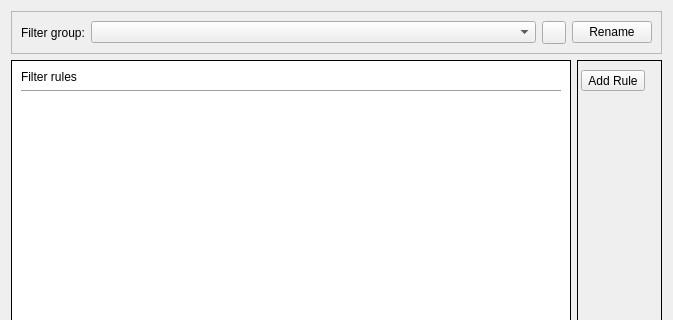
Qt form src/gui/filter/FilterDialog.ui (tomvodi/QTail) before a commit; both pictures show x 0 to 673 and y 0 to 320 of the 673 by 788 pixel window.
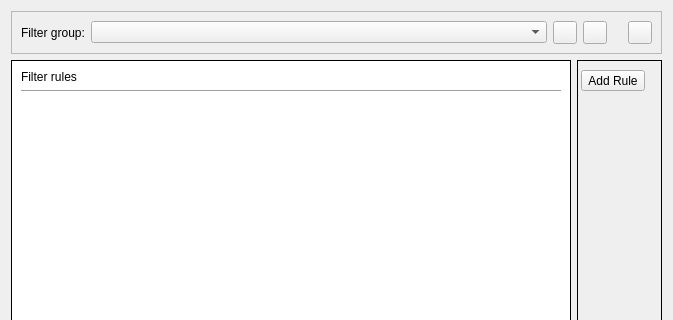
The same form after that commit. Icons and pictures are not drawn.

Commit message: delete filter group

```diff
--- a/src/gui/filter/FilterDialog.ui
+++ b/src/gui/filter/FilterDialog.ui
@@ -184,18 +184,39 @@
        </widget>
       </item>
       <item>
-       <widget class="QPushButton" name="renameGroupButton">
-        <property name="sizePolicy">
-         <sizepolicy hsizetype="Maximum" vsizetype="Fixed">
-          <horstretch>0</horstretch>
-          <verstretch>0</verstretch>
-         </sizepolicy>
+       <widget class="QToolButton" name="renameGroupButton">
+        <property name="text">
+         <string/>
         </property>
         <property name="toolTip">
          <string>Rename filter group</string>
         </property>
+       </widget>
+      </item>
+      <item>
+       <spacer name="horizontalSpacer">
+        <property name="orientation">
+         <enum>Qt::Horizontal</enum>
+        </property>
+        <property name="sizeType">
+         <enum>QSizePolicy::Maximum</enum>
+        </property>
+        <property name="sizeHint" stdset="0">
+         <size>
+          <width>15</width>
+          <height>20</height>
+         </size>
+        </property>
+       </spacer>
+      </item>
+      <item>
+       <widget class="QToolButton" name="deleteGroupButton">
         <property name="text">
-         <string>Rename</string>
+         <string/>
+        </property>
+        <property name="icon">
+         <iconset resource="../resources.qrc">
+          <normaloff>:/resources/icons/actions/edit-delete.png</normaloff>:/resources/icons/actions/edit-delete.png</iconset>
         </property>
        </widget>
       </item>
```
Left out of the diff: 5 changed lines with no effect on the pictures. The commit also changes 4 other files.
